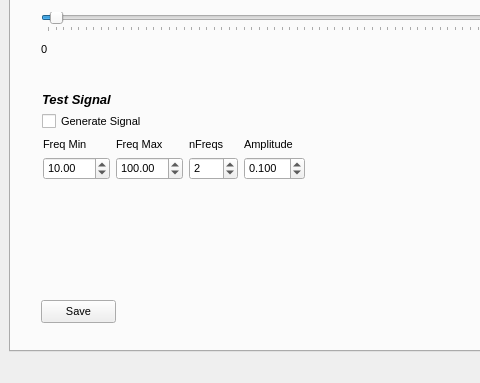
This is PyGFET/GuiMeasure/GuiCharact.ui in aguimera/PyGFET as Qt 5 draws it before an edit; both pictures show x 0 to 480 and y 314 to 697 of the 994 by 697 pixel window. The edited form follows.
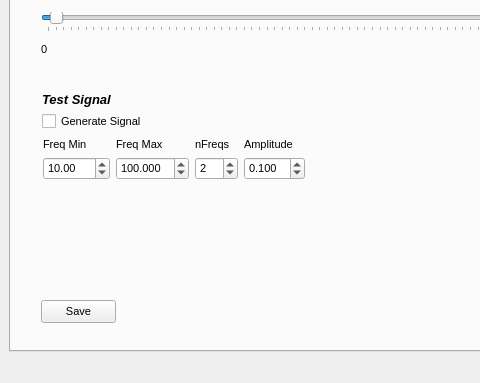
This is the edited form.

The edit to the form file:
```diff
--- a/PyGFET/GuiMeasure/GuiCharact.ui
+++ b/PyGFET/GuiMeasure/GuiCharact.ui
@@ -2330,11 +2330,14 @@
            </item>
            <item>
             <widget class="QDoubleSpinBox" name="SpnTestFreqMax">
+             <property name="decimals">
+              <number>3</number>
+             </property>
              <property name="minimum">
-              <double>0.000000000000000</double>
+              <double>1.000000000000000</double>
              </property>
              <property name="maximum">
-              <double>6000.000000000000000</double>
+              <double>1000.000000000000000</double>
              </property>
              <property name="singleStep">
               <double>0.010000000000000</double>
```
